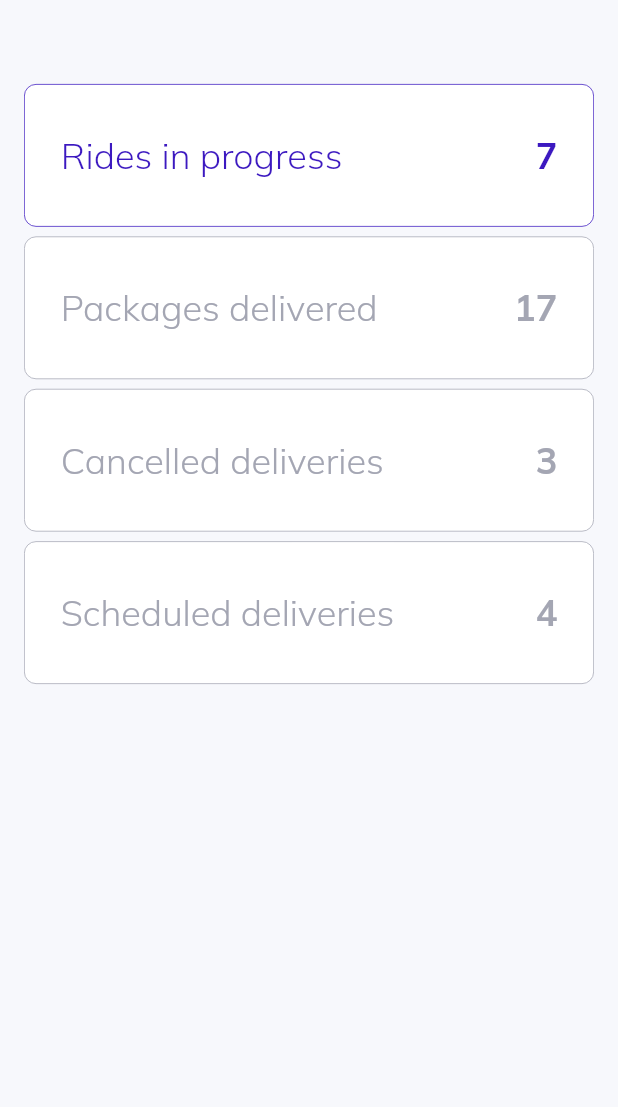
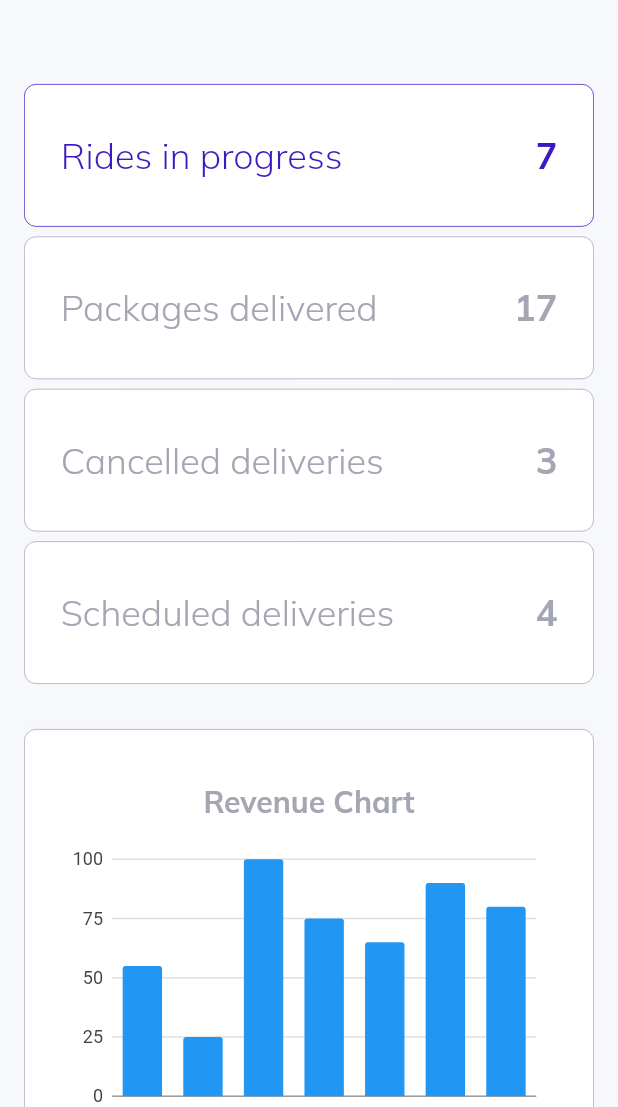
Before and after one commit to nayyara-airlangga/flutter-web-dashboard, a Flutter app: the screen it shows after launch, on a phone screen of 412 x 824 dp, the part 129-1236 px from its top. Run offline on Flutter 3.47's test engine with Material 2 defaults, Android fonts, the phone set to English and light mode, and no system bars; our stand-ins replace charts_flutter, get, google_fonts.

Commit message:
Added revenue section

```diff
--- a/lib/pages/overview/overview.dart
+++ b/lib/pages/overview/overview.dart
@@ -7,6 +7,8 @@ import '../../widgets/custom_text.dart';
 import 'widgets/overview_cards_layout_large.dart';
 import 'widgets/overview_cards_layout_medium.dart';
 import 'widgets/overview_cards_layout_small.dart';
+import 'widgets/revenue_section_large.dart';
+import 'widgets/revenue_section_small.dart';
 
 class OverviewPage extends StatelessWidget {
   const OverviewPage({
@@ -44,6 +46,10 @@ class OverviewPage extends StatelessWidget {
                   OverviewCardsLayoutLarge()
               else
                 OverviewCardsLayoutSmall(),
+              if (!ResponsiveWidget.isSmallScreen(context))
+                RevenueSectionLarge()
+              else
+                RevenueSectionSmall(),
             ],
           ),
         ),
--- /dev/null
+++ b/lib/pages/overview/widgets/bar_chart.dart
@@ -0,0 +1,57 @@
+import 'package:charts_flutter/flutter.dart' as charts;
+import 'package:flutter/material.dart';
+
+class SimpleBarChart extends StatelessWidget {
+  final List<charts.Series> seriesList;
+  final bool animate;
+
+  SimpleBarChart(this.seriesList, {this.animate});
+
+  /// Creates a [BarChart] with sample data and no transition.
+  factory SimpleBarChart.withSampleData() {
+    return new SimpleBarChart(
+      _createSampleData(),
+      // Disable animations for image tests.
+      animate: false,
+    );
+  }
+
+  @override
+  Widget build(BuildContext context) {
+    return new charts.BarChart(
+      seriesList,
+      animate: animate,
+    );
+  }
+
+  /// Create one series with sample hard coded data.
+  static List<charts.Series<OrdinalSales, String>> _createSampleData() {
+    final data = [
+      new OrdinalSales('Today', 55),
+      new OrdinalSales('Yesterday', 25),
+      new OrdinalSales('3 Aug', 100),
+      new OrdinalSales('2 Aug', 75),
+      new OrdinalSales('1 Aug', 65),
+      new OrdinalSales('31 Jul', 90),
+      new OrdinalSales('30 Jul', 80),
+    ];
+
+    return [
+      new charts.Series<OrdinalSales, String>(
+        id: 'Sales',
+        colorFn: (_, __) => charts.MaterialPalette.blue.shadeDefault,
+        domainFn: (OrdinalSales sales, _) => sales.year,
+        measureFn: (OrdinalSales sales, _) => sales.sales,
+        data: data,
+      )
+    ];
+  }
+}
+
+/// Sample ordinal data type.
+class OrdinalSales {
+  final String year;
+  final int sales;
+
+  OrdinalSales(this.year, this.sales);
+}
--- /dev/null
+++ b/lib/pages/overview/widgets/revenue_section_small.dart
@@ -0,0 +1,93 @@
+import 'package:flutter/material.dart';
+
+import '../../../constants/style.dart';
+import '../../../widgets/custom_text.dart';
+import 'bar_chart.dart';
+import 'revenue_data.dart';
+
+class RevenueSectionSmall extends StatelessWidget {
+  const RevenueSectionSmall({
+    Key key,
+  }) : super(key: key);
+
+  @override
+  Widget build(BuildContext context) {
+    return Container(
+      padding: const EdgeInsets.all(24),
+      margin: const EdgeInsets.symmetric(vertical: 30),
+      decoration: BoxDecoration(
+        color: Colors.white,
+        borderRadius: BorderRadius.circular(8),
+        boxShadow: [
+          BoxShadow(
+            offset: Offset(0, 6),
+            color: lightGrey.withOpacity(0.1),
+            blurRadius: 12,
+          ),
+        ],
+        border: Border.all(color: lightGrey, width: 0.5),
+      ),
+      child: Column(
+        children: [
+          Container(
+            height: 260,
+            child: Column(
+              mainAxisAlignment: MainAxisAlignment.spaceEvenly,
+              children: [
+                CustomText(
+                  text: 'Revenue Chart',
+                  size: 20,
+                  fontWeight: FontWeight.bold,
+                  color: lightGrey,
+                ),
+                Container(
+                  width: 600,
+                  height: 200,
+                  child: SimpleBarChart.withSampleData(),
+                ),
+              ],
+            ),
+          ),
+          const SizedBox(height: 8),
+          Container(
+            height: 1,
+            color: lightGrey,
+          ),
+          Container(
+            height: 260,
+            child: Column(
+              mainAxisAlignment: MainAxisAlignment.spaceEvenly,
+              children: [
+                Row(
+                  children: [
+                    RevenueData(
+                      title: 'Today',
+                      amount: '23',
+                    ),
+                    RevenueData(
+                      title: 'Last 7 days',
+                      amount: '150',
+                    ),
+                  ],
+                ),
+                const SizedBox(height: 30),
+                Row(
+                  children: [
+                    RevenueData(
+                      title: 'Last 30 days',
+                      amount: '1,203',
+                    ),
+                    RevenueData(
+                      title: 'Last 12 months',
+                      amount: '12,087',
+                    ),
+                  ],
+                ),
+              ],
+            ),
+          ),
+        ],
+      ),
+    );
+  }
+}
```
Also changed, not shown: lib/pages/overview/widgets/revenue_data.dart (added, +41 -0 lines), lib/pages/overview/widgets/revenue_section_large.dart (added, +91 -0 lines).
